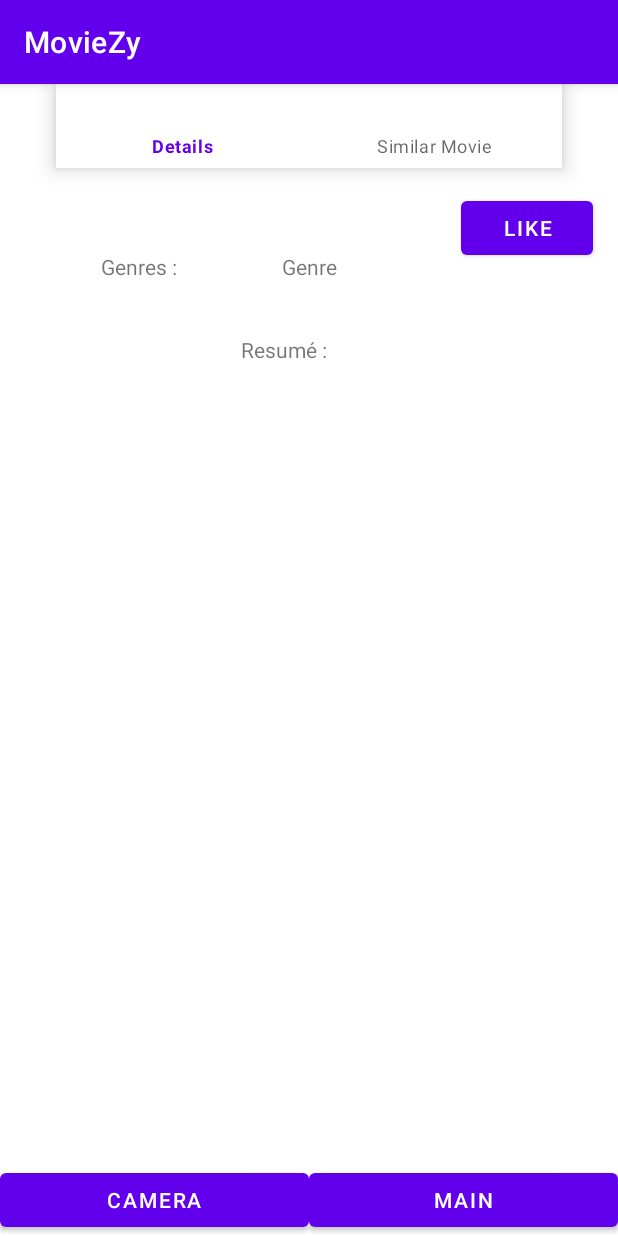
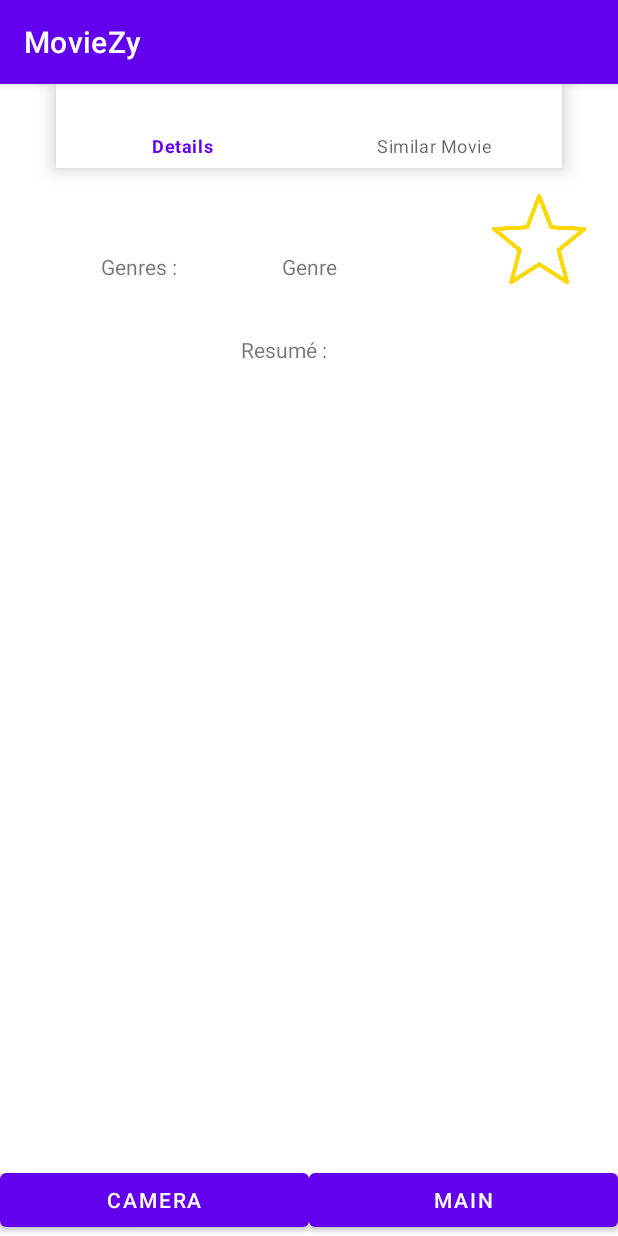
Before and after one commit to DCHICHE/android-intech-2020, an Android app: the MovieDetailsActivity screen opened directly, with no data from a screen before it, on a phone screen of 412 x 824 dp. Run offline under Robolectric (Android 15) with nearby library versions, the phone set to English and light mode, and no system bars; our stand-ins replace Picasso, RxJava; pictures from the network do not load; 7 statements that could not run were skipped.

Commit message:
Toast + like/unlike movie

```diff
--- a/app/src/main/java/com/example/intechcours/DetailMovieActivityFragment.kt
+++ b/app/src/main/java/com/example/intechcours/DetailMovieActivityFragment.kt
@@ -1,12 +1,15 @@
 package com.example.intechcours
 
+import android.R.attr.data
+import android.content.SharedPreferences
 import android.os.Bundle
-import android.util.Log
 import android.view.LayoutInflater
 import android.view.View
 import android.view.ViewGroup
 import android.widget.ImageView
 import android.widget.TextView
+import android.widget.Toast
+import androidx.appcompat.app.AppCompatActivity
 import androidx.fragment.app.Fragment
 import com.squareup.picasso.Picasso
 
@@ -14,6 +17,9 @@ import com.squareup.picasso.Picasso
 class DetailMovieActivityFragment : Fragment() {
 
     private lateinit var actualMovie : Movie;
+    private lateinit var prefs: SharedPreferences;
+    private var isLiked: Boolean = false;
+
 
     override fun onCreateView(
         inflater: LayoutInflater,
@@ -27,11 +33,25 @@ class DetailMovieActivityFragment : Fragment() {
     override fun onViewCreated(view: View, savedInstanceState: Bundle?) {
 
         super.onViewCreated(view, savedInstanceState)
+        this.prefs = view.context.getSharedPreferences("likeMovies", AppCompatActivity.MODE_PRIVATE);
+
+        val likeMovies =  prefs.getStringSet("likeMovies", HashSet<String>())
 
         val poster = view.findViewById<ImageView>(R.id.imageViewDetail)
         val genres = view.findViewById<TextView>(R.id.genre)
         val overview = view.findViewById<TextView>(R.id.overviewDetail)
         val movieTitle = view.findViewById<TextView>(R.id.movieTitle)
+        val likeButton = view.findViewById<ImageView>(R.id.like_button)
+
+        isLiked = likeMovies?.contains(actualMovie.id.toString())!!;
+
+        likeButton.setOnClickListener {
+            this.onClick(likeMovies as HashSet<String>)
+        }
+
+        if(isLiked!!){
+            likeButton.setImageResource(R.drawable.like)
+        }else likeButton.setImageResource(R.drawable.notlike)
 
         try {
             val url = "https://image.tmdb.org/t/p/w500/" + actualMovie.poster_path;
@@ -44,6 +64,33 @@ class DetailMovieActivityFragment : Fragment() {
         movieTitle?.text = actualMovie.title;
     }
 
+    fun onClick(likeMovies: HashSet<String>) {
+        val prefsEditor: SharedPreferences.Editor = prefs.edit()
+        val likeButton = view?.findViewById<ImageView>(R.id.like_button)
+
+        var likePhrase ="";
+
+        if(isLiked!!){
+            likeMovies?.remove(actualMovie.id.toString())
+            likePhrase = resources.getString(R.string.unlike_button);
+            likeButton?.setImageResource(R.drawable.notlike)
+
+        }else{
+            likeMovies.add(actualMovie.id.toString())
+            likePhrase = resources.getString(R.string.like_button);
+            likeButton?.setImageResource(R.drawable.like)
+        }
+        isLiked = !isLiked;
+        prefsEditor.putStringSet("likeMovies", likeMovies)
+        prefsEditor.commit()
+
+        Toast.makeText(
+            activity,(likePhrase + actualMovie.title),
+            Toast.LENGTH_LONG
+        ).show()
+
+    }
+
 
 
 }
--- a/app/src/main/java/com/example/intechcours/MovieDetailsActivity.kt
+++ b/app/src/main/java/com/example/intechcours/MovieDetailsActivity.kt
@@ -2,6 +2,7 @@ package com.example.intechcours
 
 import android.content.Context
 import android.content.Intent
+import android.content.SharedPreferences
 import android.os.Bundle
 import android.util.AttributeSet
 import android.util.Log
@@ -12,6 +13,8 @@ import androidx.recyclerview.widget.LinearLayoutManager
 import androidx.recyclerview.widget.RecyclerView
 import com.google.android.material.bottomnavigation.BottomNavigationView
 import com.google.android.material.internal.ContextUtils.getActivity
+import com.google.gson.Gson
+import com.google.gson.reflect.TypeToken
 import io.reactivex.android.schedulers.AndroidSchedulers
 import io.reactivex.disposables.CompositeDisposable
 import io.reactivex.schedulers.Schedulers
@@ -21,6 +24,8 @@ import java.util.*
 class MovieDetailsActivity : AppCompatActivity() {
 
     private val disposable = CompositeDisposable();
+    private val likeMovie = arrayListOf<Int>();
+
 
     override fun onCreate(savedInstanceState: Bundle?) {
         super.onCreate(savedInstanceState)
@@ -50,7 +55,6 @@ class MovieDetailsActivity : AppCompatActivity() {
 
         fragmentTransact.add(R.id.detailMovieFragment, detaiMovieFragment);
         fragmentTransact.add(R.id.bottom_bar, BottomBar());
-
         fragmentTransact.commit()
 
 
--- a/app/src/main/res/layout/detail_movie_fragment.xml
+++ b/app/src/main/res/layout/detail_movie_fragment.xml
@@ -1,6 +1,5 @@
 <?xml version="1.0" encoding="utf-8"?>
-<ScrollView
-    xmlns:android="http://schemas.android.com/apk/res/android"
+<ScrollView xmlns:android="http://schemas.android.com/apk/res/android"
     xmlns:app="http://schemas.android.com/apk/res-auto"
     xmlns:tools="http://schemas.android.com/tools"
     android:layout_width="match_parent"
@@ -42,16 +41,6 @@
             app:layout_constraintStart_toStartOf="parent"
             app:layout_constraintTop_toBottomOf="@+id/imageViewDetail" />
 
-    <Button
-        android:id="@+id/like_button"
-        android:layout_width="wrap_content"
-        android:layout_height="wrap_content"
-        android:layout_marginTop="16dp"
-        android:text="@string/like_button"
-        app:layout_constraintEnd_toEndOf="parent"
-        app:layout_constraintHorizontal_bias="0.857"
-        app:layout_constraintStart_toEndOf="@+id/movieTitle"
-        app:layout_constraintTop_toTopOf="parent" />
 
         <TextView
             android:id="@+id/overviewDetail"
@@ -84,5 +73,17 @@
             app:layout_constraintHorizontal_bias="0.503"
             app:layout_constraintStart_toStartOf="parent"
             app:layout_constraintTop_toBottomOf="@+id/imageViewDetail" />
+
+        <ImageView
+            android:id="@+id/like_button"
+            android:layout_width="63dp"
+            android:layout_height="62dp"
+            android:layout_marginTop="16dp"
+            app:layout_constraintEnd_toEndOf="parent"
+            app:layout_constraintHorizontal_bias="0.857"
+            app:layout_constraintStart_toEndOf="@+id/movieTitle"
+            app:layout_constraintTop_toTopOf="parent"
+            app:srcCompat="@drawable/notlike" />
+
     </androidx.constraintlayout.widget.ConstraintLayout>
 </ScrollView>
--- a/app/src/main/res/values/strings.xml
+++ b/app/src/main/res/values/strings.xml
@@ -8,5 +8,6 @@
     <string name="main_button_txt">Main</string>
     <string name="details_movie">Details</string>
     <string name="similar_movie">Similar Movie</string>
-    <string name="like_button">Like</string>
+    <string name="like_button">You liked the movie : </string>
+    <string name="unlike_button">You removed your like of the movie :</string>
 </resources>
```
Also changed, not shown: app/src/main/res/drawable/like.png (added), app/src/main/res/drawable/notlike.png (added), 1 other file. Lines whose indentation alone changed are shown as unchanged.
